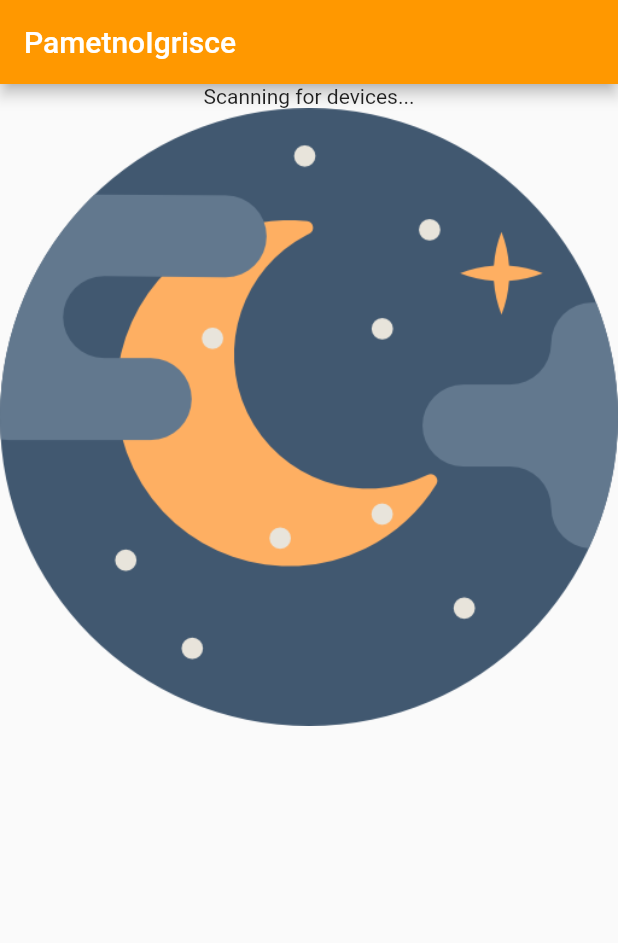
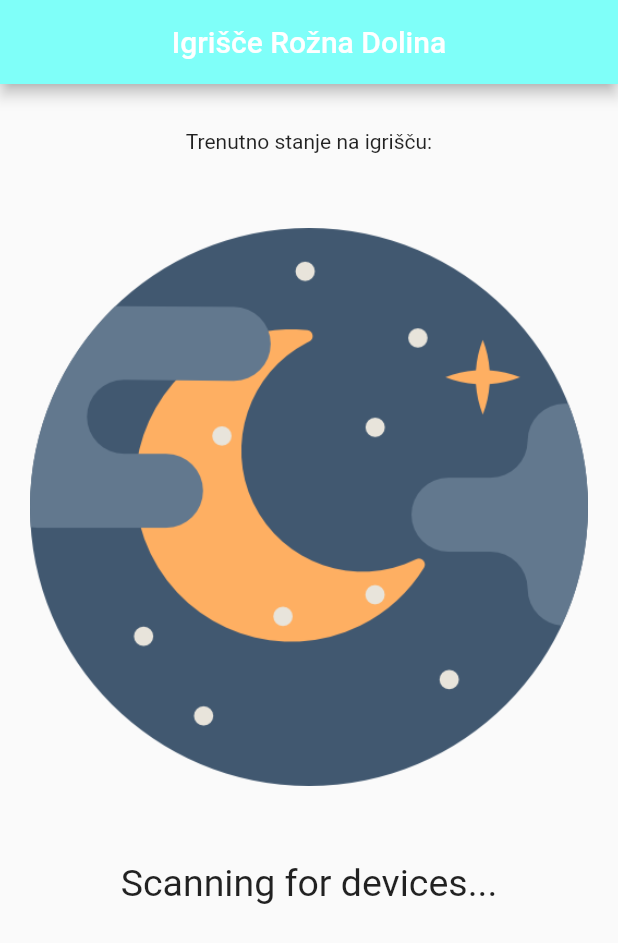
Before and after one commit to kofolmarko/PametnoIgrisce, a Flutter app: the screen it shows after launch, on a phone screen of 412 x 824 dp. Shown: the top 943 px of the screen. Run offline on Flutter 3.47's test engine with Material 2 defaults, Android fonts, the phone set to English and light mode, and no system bars; our stand-ins replace flutter_blue.

Commit message:
Little design change.

```diff
--- a/lib/pametno_igrsice.dart
+++ b/lib/pametno_igrsice.dart
@@ -83,22 +83,41 @@ class _PametnoIgrisceAppState extends State<PametnoIgrisceApp> {
       color: Colors.purple[400],
       home: Scaffold(
         appBar: AppBar(
-          title: Text('PametnoIgrisce'),
-          backgroundColor: Colors.orange,
+          title: Text('Igrišče Rožna Dolina'),
+          centerTitle: true,
+          backgroundColor: Color.fromARGB(255, 127, 255, 249),
         ),
         body:
           Column(
             children: [
               Center(
+                child: Container(
                   child: Text(
-                  currentActivity
+                    'Trenutno stanje na igrišču:',
                   ),
+                  margin: EdgeInsets.all(30),
+                )
               ),
               Center(
+                child: Container(
                   child: Image(
                     image: AssetImage(currentActivityImg)
                   ),
+                  margin: EdgeInsets.all(20),
                 )
+              ),
+              Center(
+                child: Container(
+                  child: Text(
+                    currentActivity,
+                    textAlign: TextAlign.center,
+                    style: TextStyle(
+                      fontSize: 25
+                    ),
+                  ),
+                  margin: EdgeInsets.all(30),
+                )
+              ),
             ],
           )
 
```
Lines whose indentation alone changed are shown as unchanged.
